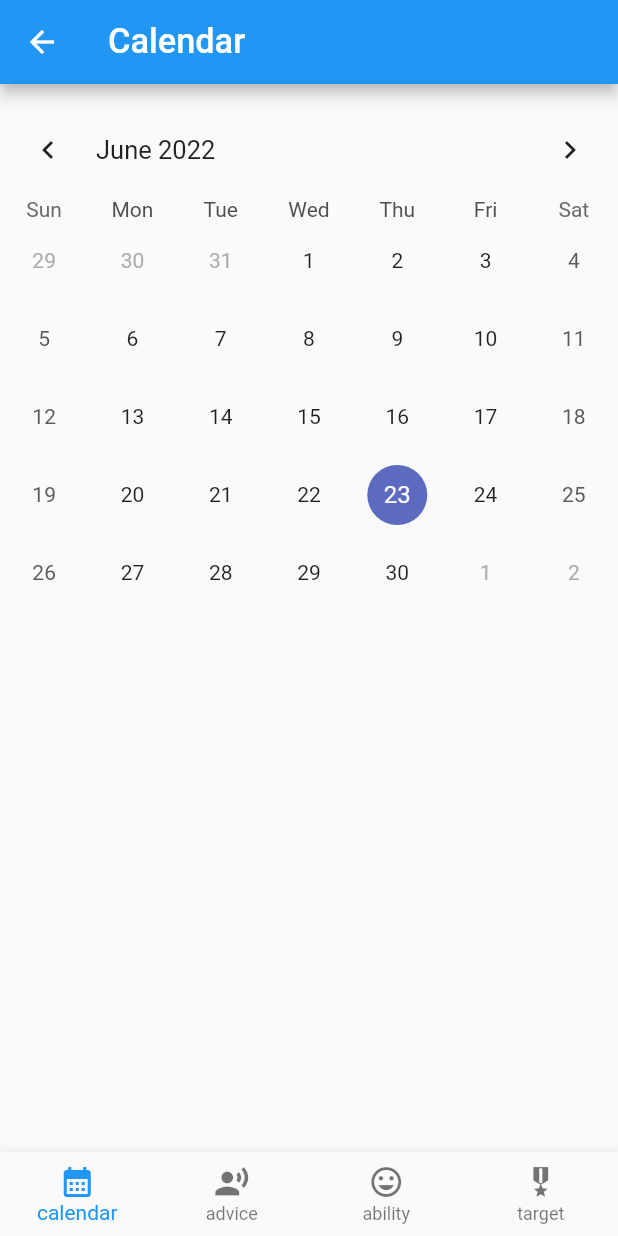
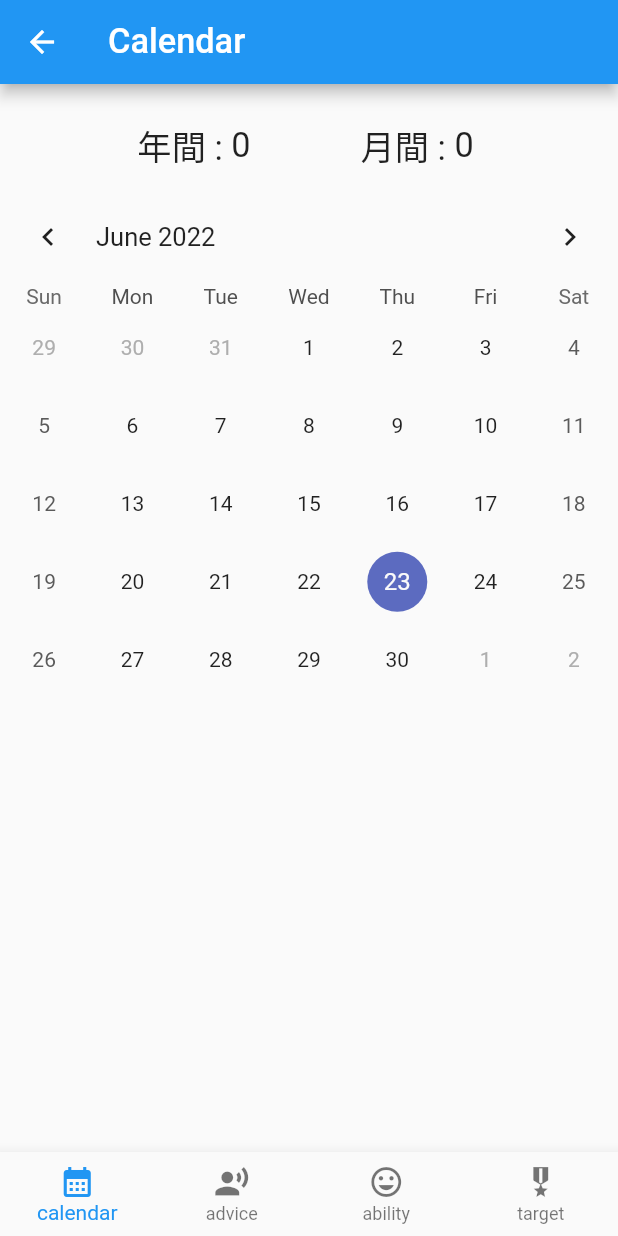
Before and after one commit to solevin/training_note, a Flutter app: the TrainingLogPage screen opened directly with empty values, after a tap on "add", on a phone screen of 412 x 824 dp. Run offline on Flutter 3.47's test engine with Material 2 defaults, Android fonts, the phone set to English and light mode, and no system bars; drawn by our look-alikes of table_calendar; our stand-ins replace flutter_screenutil, hooks_riverpod, shared_preferences, sqflite; accounts and stored records are empty.

```diff
--- a/lib/ability/ability_page.dart
+++ b/lib/ability/ability_page.dart
@@ -1,9 +1,35 @@
 import 'package:flutter/material.dart';
+import 'package:training_note/db/training_log_dao.dart';
+import 'package:shared_preferences/shared_preferences.dart';
 import 'package:flutter_screenutil/flutter_screenutil.dart';
 
 Widget abilityPage() {
-  return Padding(
-    padding: EdgeInsets.fromLTRB(0, 10.h, 0, 0),
-    child: Container(),
-  );
+  return FutureBuilder(
+      future: getBestScore(),
+      builder: (BuildContext context, AsyncSnapshot<int> snapshot) {
+        return Row(
+          mainAxisAlignment: MainAxisAlignment.center,
+          children: [
+            Text(
+              'ベストスコア : ',
+              style: TextStyle(fontSize: 20.sp),
+            ),
+            Text(
+              snapshot.hasData && snapshot.data! > 0
+                  ? snapshot.data.toString()
+                  : '-',
+              style: TextStyle(fontSize: 20.sp),
+            ),
+          ],
+        );
+      });
 }
+
+Future<int> getBestScore() async {
+  SharedPreferences prefs = await SharedPreferences.getInstance();
+  if (prefs.getInt('bestscore') != null) {
+    return prefs.getInt('bestscore')!;
+  } else {
+    return 0;
+  }
+}
--- a/lib/calendar/calendar_page.dart
+++ b/lib/calendar/calendar_page.dart
@@ -44,6 +44,63 @@ Widget futureCalendar(
 
   return Column(
     children: [
+      FutureBuilder(
+        future: setTrainingAmount(focusedDay.year, focusedDay.month),
+        builder: (BuildContext context, AsyncSnapshot<List<int>> snapshot) {
+          return Padding(
+            padding: EdgeInsets.fromLTRB(0, 20.h, 0, 0),
+            child: Row(
+              mainAxisAlignment: MainAxisAlignment.center,
+              children: [
+                Padding(
+                  padding: EdgeInsets.fromLTRB(60.w, 0, 0, 0),
+                  child: SizedBox(
+                    width: 130.w,
+                    child: Row(
+                      children: [
+                        Text(
+                          '年間 : ',
+                          style: TextStyle(fontSize: 20.sp),
+                        ),
+                        snapshot.hasData
+                            ? Text(
+                                snapshot.data![0].toString(),
+                                style: TextStyle(fontSize: 20.sp),
+                              )
+                            : Text(
+                                ' ',
+                                style: TextStyle(fontSize: 20.sp),
+                              ),
+                      ],
+                    ),
+                  ),
+                ),
+                SizedBox(
+                  width: 130.w,
+                  child: Row(
+                    mainAxisAlignment: MainAxisAlignment.start,
+                    children: [
+                      Text(
+                        '月間 : ',
+                        style: TextStyle(fontSize: 20.sp),
+                      ),
+                      snapshot.hasData
+                          ? Text(
+                              snapshot.data![1].toString(),
+                              style: TextStyle(fontSize: 20.sp),
+                            )
+                          : Text(
+                              ' ',
+                              style: TextStyle(fontSize: 20.sp),
+                            ),
+                    ],
+                  ),
+                ),
+              ],
+            ),
+          );
+        },
+      ),
       Padding(
           padding: EdgeInsets.fromLTRB(0, 10.h, 0, 0),
           child: TableCalendar(
@@ -160,3 +217,21 @@ Future<int> setDateProvider(WidgetRef ref) async {
     return -1;
   }
 }
+
+Future<List<int>> setTrainingAmount(int year, int month) async {
+  final dao = TrainingLogDao();
+  final yearIds = await dao.findByYear(year);
+  final monthIds = await dao.findByMonth(year, month);
+  int yearSum = 0;
+  int monthSum = 0;
+  for (int i = 0; i < yearIds.length; i++) {
+    final training = await dao.findById(yearIds[i]);
+    yearSum += training.ballQuantity;
+  }
+  for (int i = 0; i < monthIds.length; i++) {
+    final training = await dao.findById(monthIds[i]);
+    monthSum += training.ballQuantity;
+  }
+
+  return [yearSum, monthSum];
+}
--- a/lib/calendar/training_log_page.dart
+++ b/lib/calendar/training_log_page.dart
@@ -1,11 +1,11 @@
 import 'package:flutter/material.dart';
 import 'package:flutter_screenutil/flutter_screenutil.dart';
-import 'package:training_note/calendar/calendar_page.dart';
 import 'package:training_note/calendar/calendar_page_view.dart';
 import 'package:training_note/db/training_log.dart';
 import 'package:training_note/db/training_log_dao.dart';
 import 'package:hooks_riverpod/hooks_riverpod.dart';
 import 'package:intl/intl.dart';
+import 'package:shared_preferences/shared_preferences.dart';
 import 'package:training_note/home/home_page.dart';
 
 final indexProvider = StateProvider<int>((ref) => 0);
@@ -30,6 +30,7 @@ class TrainingLogPage extends HookConsumerWidget {
     String score = ref.watch(scoreProvider);
     String memo = ref.watch(memoProvider);
     String date = DateFormat('M/d (E)').format(selectedDay);
+    int game = 1;
     final dao = TrainingLogDao();
     return Scaffold(
       appBar: AppBar(title: Text(date)),
@@ -43,23 +44,37 @@ class TrainingLogPage extends HookConsumerWidget {
             child: GestureDetector(
               onTap: () async {
                 int ballQuantityResult;
-                try{
+                try {
                   ballQuantityResult = int.parse(ballQuantity);
-                }catch(e){
+                } catch (e) {
                   ballQuantityResult = 0;
                 }
                 int scoreResult;
-                try{
+                try {
                   scoreResult = int.parse(score);
-                }catch(e){
+                } catch (e) {
                   scoreResult = 0;
                 }
+                if (scoreResult <= 0) {
+                  scoreResult = 0;
+                  game = 0;
+                } else {
+                  game = 1;
+                  SharedPreferences prefs =
+                      await SharedPreferences.getInstance();
+                  if (prefs.getInt('score') == null ||
+                      prefs.getInt('score')! > int.parse(score)) {
+                    prefs.setInt('bestscore', int.parse(score));
+                  }
+                }
+
                 final trainingLog = TrainingLog(
                   year: selectedDay.year,
                   month: selectedDay.month,
                   day: selectedDay.day,
                   ballQuantity: ballQuantityResult,
                   score: scoreResult,
+                  game: game,
                   memo: memo,
                 );
                 if (id >= 0) {
--- a/lib/db/db_provider.dart
+++ b/lib/db/db_provider.dart
@@ -43,6 +43,7 @@ class DBProvider {
                 month INTEGER,
                 day INTEGER,
                 ballQuantity INTEGER,
+                game INTEGER,
                 score INTEGER,
                 memo TEXT
               )
--- a/lib/db/training_log.dart
+++ b/lib/db/training_log.dart
@@ -5,6 +5,7 @@ class TrainingLog {
     required this.month,
     required this.day,
     required this.ballQuantity,
+    required this.game,
     required this.score,
     required this.memo,
   });
@@ -15,6 +16,7 @@ class TrainingLog {
         month= paramMap['month'] as int,
         day = paramMap['day'] as int,
         ballQuantity = paramMap['ballQuantity'] as int,
+        game = paramMap['game'] as int,
         score = paramMap['score'] as int,
         memo = paramMap['memo'] as String;
 
@@ -23,6 +25,7 @@ class TrainingLog {
   final int month;
   final int day;
   final int ballQuantity;
+  final int game;
   final int score;
   final String memo;
 
@@ -32,6 +35,7 @@ class TrainingLog {
         'month': month,
         'day': day,
         'ballQuantity': ballQuantity,
+        'game': game,
         'score': score,
         'memo': memo,
       };
--- a/lib/db/training_log_dao.dart
+++ b/lib/db/training_log_dao.dart
@@ -61,6 +61,17 @@ class TrainingLogDao {
     return eachDateList;
   }
 
+  Future<List<int>> findGame() async {
+    final db = await _dbProvider.database;
+    final result =
+        await db!.query(tableNameTrainingLog, where: 'game=?', whereArgs: [1]);
+    var eachDateList = <int>[];
+    for (var i = 0; i < result.length; i++) {
+      eachDateList.add(result[i]['id'] as int);
+    }
+    return eachDateList;
+  }
+
   Future<int> update(int id, TrainingLog log) async {
     final db = await _dbProvider.database;
     final result = await db!.update(
--- a/pubspec.yaml
+++ b/pubspec.yaml
@@ -39,6 +39,7 @@ dependencies:
   table_calendar: ^3.0.6
   sqflite: ^2.0.2
   intl: ^0.17.0
+  shared_preferences: ^2.0.15
 
 dev_dependencies:
   build_runner: ^2.1.10
```
Also changed, not shown: pubspec.lock, 2 other files.
